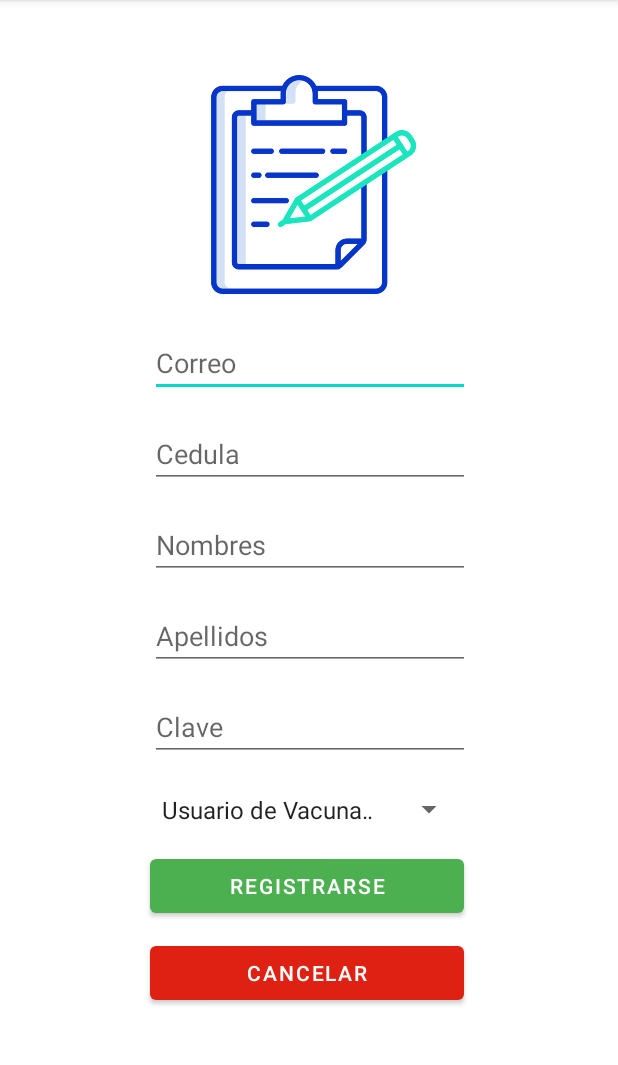
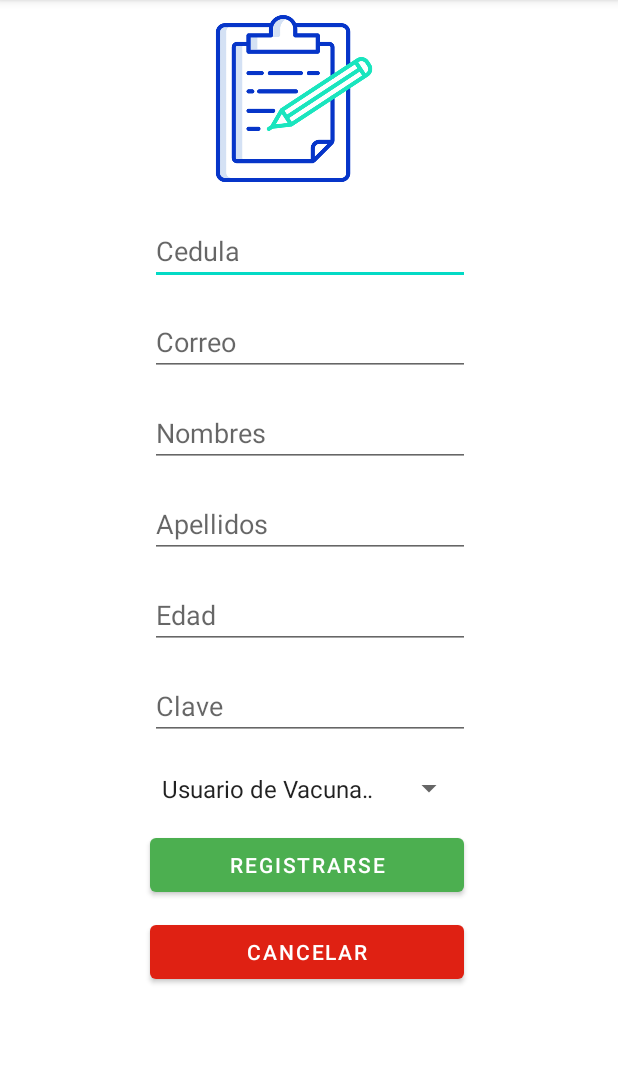
Before and after one commit to J4kio/AppVaCov, an Android app: the screen it shows after launch (Registro), after a tap on "REGISTRATE", on a phone screen of 412 x 824 dp, the part 84-1149 px from its top. Run offline under Robolectric (Android 15) with nearby library versions, the phone set to English and light mode, and no system bars; our stand-ins replace Volley; network calls fail.

Commit message:
Registro

```diff
--- a/app/src/main/AndroidManifest.xml
+++ b/app/src/main/AndroidManifest.xml
@@ -1,10 +1,12 @@
 <?xml version="1.0" encoding="utf-8"?>
 <manifest xmlns:android="http://schemas.android.com/apk/res/android"
     package="com.example.appvacov">
+    <uses-permission android:name="android.permission.INTERNET"></uses-permission>
 
     <application
         android:allowBackup="true"
         android:icon="@mipmap/ic_launcher"
+        android:usesCleartextTraffic="true"
         android:label="@string/app_name"
         android:roundIcon="@mipmap/ic_launcher_round"
         android:supportsRtl="true"
--- a/app/src/main/java/com/example/appvacov/MainActivity.java
+++ b/app/src/main/java/com/example/appvacov/MainActivity.java
@@ -6,22 +6,87 @@ import android.content.Intent;
 import android.os.Bundle;
 import android.view.View;
 import android.widget.Button;
+import android.widget.EditText;
+import android.widget.Toast;
+
+import com.android.volley.AuthFailureError;
+import com.android.volley.Request;
+import com.android.volley.RequestQueue;
+import com.android.volley.Response;
+import com.android.volley.VolleyError;
+import com.android.volley.toolbox.StringRequest;
+import com.android.volley.toolbox.Volley;
+
+import java.util.HashMap;
+import java.util.Map;
 
 public class MainActivity extends AppCompatActivity {
-    Button registrarse;
+    Button btn1,btn2;
+    EditText editText1,editText2;
+
+
     @Override
     protected void onCreate(Bundle savedInstanceState) {
+
+
         super.onCreate(savedInstanceState);
         setContentView(R.layout.activity_main);
 
-        registrarse = (Button)findViewById(R.id.button2);
-        registrarse.setOnClickListener(new View.OnClickListener() {
+        editText1 = (EditText)findViewById(R.id.editText1);
+        editText2 = (EditText)findViewById(R.id.editText2);
+        btn1 = (Button) findViewById(R.id.button1);
+
+        btn1.setOnClickListener(new View.OnClickListener() {
             @Override
             public void onClick(View v) {
-                Intent registrarse = new Intent(MainActivity.this,Registro.class);
-                startActivity(registrarse);
+                validar_usuario("http://192.168.0.227/appvacov/login.php");
+
+
             }
         });
 
+         btn2 = (Button) findViewById(R.id.button2);
+         btn2.setOnClickListener(new View.OnClickListener() {
+        @Override
+        public void onClick(View v) {
+            startActivity(new Intent(MainActivity.this,Registro.class));
+        }
+    });
+
+
     }
+    private void validar_usuario(String URL){
+        StringRequest stringRequest = new StringRequest(Request.Method.POST, URL, new Response.Listener<String>(){
+            @Override
+            public void onResponse (String Response){
+
+                if(!Response.isEmpty()) {
+                    Toast.makeText(getApplicationContext(), "Log In", Toast.LENGTH_SHORT).show();
+                }
+                else {
+                    Toast.makeText(getApplicationContext(), "Usuario o Clave Incorrecto", Toast.LENGTH_SHORT).show();
+                }
+            }
+        }, new Response.ErrorListener(){
+
+            @Override
+            public void onErrorResponse (VolleyError error) {
+                Toast.makeText(getApplicationContext(), error.toString(), Toast.LENGTH_SHORT).show();
+            }
+
+        }) {
+            @Override
+            protected Map<String, String> getParams() throws AuthFailureError {
+                Map<String, String> parametros = new HashMap<String, String>();
+                parametros.put("cedula", editText1.getText().toString());
+                parametros.put("clave", editText2.getText().toString());
+                return parametros;
+            }
+
+        };
+        RequestQueue requestQueue = Volley.newRequestQueue(this);
+        requestQueue.add(stringRequest);
+
+    }
+
 }
--- a/app/src/main/java/com/example/appvacov/Registro.java
+++ b/app/src/main/java/com/example/appvacov/Registro.java
@@ -2,25 +2,98 @@ package com.example.appvacov;
 
 import androidx.appcompat.app.AppCompatActivity;
 
+import android.content.ContentValues;
+import android.content.Context;
 import android.content.Intent;
 import android.os.Bundle;
 import android.view.View;
 import android.widget.Button;
+import android.widget.EditText;
+
+import android.widget.Spinner;
+import android.widget.Toast;
+
+import com.android.volley.AuthFailureError;
+import com.android.volley.Request;
+import com.android.volley.RequestQueue;
+import com.android.volley.Response;
+import com.android.volley.VolleyError;
+import com.android.volley.toolbox.StringRequest;
+import com.android.volley.toolbox.Volley;
+
+import java.util.HashMap;
+import java.util.Map;
 
 public class Registro extends AppCompatActivity {
-    Button cancelar;
+    Button registrar, cancelar;
+    EditText editText1,editText2,editText3,editText4,editText5,editText6;
+    Spinner spinner1;
     @Override
     protected void onCreate(Bundle savedInstanceState) {
         super.onCreate(savedInstanceState);
         setContentView(R.layout.activity_registro);
-        cancelar = (Button)findViewById(R.id.button2);
+
+        editText1 = (EditText)findViewById(R.id.editText1);
+        editText2 = (EditText)findViewById(R.id.editText2);
+        editText3 = (EditText)findViewById(R.id.editText3);
+        editText4 = (EditText)findViewById(R.id.editText4);
+        editText5 = (EditText)findViewById(R.id.editText5);
+        editText6 = (EditText)findViewById(R.id.editText6);
+        registrar = (Button) findViewById(R.id.button1);
+        spinner1= (Spinner)findViewById(R.id.spinner1);
+        cancelar = (Button) findViewById(R.id.button2);
+
+
+        registrar.setOnClickListener(new View.OnClickListener() {
+            @Override
+            public void onClick(View v) {
+                ejecutarServicio("http://192.168.0.227/appvacov/registro.php");
+            }
+        });
+
+        cancelar = (Button) findViewById(R.id.button2);
         cancelar.setOnClickListener(new View.OnClickListener() {
             @Override
             public void onClick(View v) {
-                Intent cancelar = new Intent(Registro.this,MainActivity.class);
-                startActivity(cancelar);
+                startActivity(new Intent(Registro.this,MainActivity.class));
             }
         });
+
+
     }
+    private void ejecutarServicio(String URL){
+        StringRequest stringRequest = new StringRequest(Request.Method.POST, URL, new Response.Listener<String>(){
+            @Override
+            public void onResponse (String Response){
+            Toast.makeText(getApplicationContext(),"Usuario Registrado", Toast.LENGTH_SHORT).show();
 
-}
+            }
+        }, new Response.ErrorListener(){
+
+            @Override
+            public void onErrorResponse (VolleyError error) {
+                Toast.makeText(getApplicationContext(), error.toString(), Toast.LENGTH_SHORT).show();
+            }
+
+        }) {
+            @Override
+            protected Map<String, String> getParams() throws AuthFailureError{
+            Map<String, String> parametros = new HashMap<String, String>();
+                parametros.put("cedula", editText1.getText().toString());
+                parametros.put("correo", editText2.getText().toString());
+                parametros.put("nombres", editText3.getText().toString());
+                parametros.put("apellidos", editText4.getText().toString());
+                parametros.put("clave", editText6.getText().toString());
+                parametros.put("usuario", spinner1.getSelectedItem().toString());
+                parametros.put("edad", editText5.getText().toString());
+                return parametros;
+                }
+
+        };
+        RequestQueue requestQueue = Volley.newRequestQueue(this);
+        requestQueue.add(stringRequest);
+        }
+
+
+
+    }
--- a/app/src/main/res/layout/activity_main.xml
+++ b/app/src/main/res/layout/activity_main.xml
@@ -20,13 +20,13 @@
 
     <EditText
         android:id="@+id/editText1"
-        android:inputType="textEmailAddress"
+        android:inputType="number"
         android:layout_width="wrap_content"
         android:layout_height="wrap_content"
         android:layout_marginLeft="100dp"
         android:layout_marginTop="50dp"
         android:ems="10"
-        android:hint="@string/Correo"
+        android:hint="@string/Cedula"
      />
 
     <EditText
--- a/app/src/main/res/layout/activity_registro.xml
+++ b/app/src/main/res/layout/activity_registro.xml
@@ -10,29 +10,32 @@
 
     <ImageView
         android:id="@+id/imageView1"
-        android:layout_marginTop="50dp"
+        android:layout_width="132dp"
+        android:layout_height="111dp"
         android:layout_marginLeft="130dp"
-        android:layout_width="158dp"
-        android:layout_height="146dp"
+        android:layout_marginTop="10dp"
         app:srcCompat="@drawable/portapapeles" />
+
+
     <EditText
         android:id="@+id/editText1"
-        android:inputType="textEmailAddress"
         android:layout_width="wrap_content"
         android:layout_height="wrap_content"
         android:layout_marginLeft="100dp"
         android:layout_marginTop="23dp"
         android:ems="10"
-        android:hint="@string/Correo" />
+        android:hint="@string/Cedula"
+        android:inputType="number" />
     <EditText
         android:id="@+id/editText2"
-        android:inputType="number"
+        android:inputType="textEmailAddress"
         android:layout_width="wrap_content"
         android:layout_height="wrap_content"
         android:layout_marginLeft="100dp"
         android:layout_marginTop="15dp"
         android:ems="10"
-        android:hint="@string/Cedula" />
+        android:hint="@string/Correo" />
+
     <EditText
         android:id="@+id/editText3"
         android:inputType="text"
@@ -54,6 +57,15 @@
         android:hint="@string/Apellidos"/>
     <EditText
         android:id="@+id/editText5"
+        android:layout_width="wrap_content"
+        android:layout_height="wrap_content"
+        android:layout_marginLeft="100dp"
+        android:layout_marginTop="15dp"
+        android:ems="10"
+        android:hint="@string/Edad"
+        android:inputType="number" />
+    <EditText
+        android:id="@+id/editText6"
         android:inputType="textPassword"
         android:layout_width="wrap_content"
         android:layout_height="wrap_content"
@@ -63,7 +75,7 @@
         android:hint="@string/Clave" />
 
     <Spinner
-        android:id="@+id/spinner"
+        android:id="@+id/spinner1"
         android:entries="@array/tipo_usuario"
         android:drawSelectorOnTop="true"
         android:layout_width="210dp"
@@ -89,6 +101,4 @@
         android:text="Cancelar"
         app:backgroundTint="#DF2113" />
 
-
-
 </LinearLayout>
--- a/app/src/main/res/values/strings.xml
+++ b/app/src/main/res/values/strings.xml
@@ -2,6 +2,7 @@
     <string name="app_name">AppVaCov</string>
     <string name="Correo">Correo</string>
     <string name="Clave">Clave</string>
+    <string name="Edad">Edad</string>
     <string name="Nombres">Nombres</string>
     <string name="Apellidos">Apellidos</string>
     <string name="Cedula">Cedula</string>
--- a/build.gradle
+++ b/build.gradle
@@ -6,6 +6,7 @@ buildscript {
     }
     dependencies {
         classpath "com.android.tools.build:gradle:4.1.2"
+
 
         // NOTE: Do not place your application dependencies here; they belong
         // in the individual module build.gradle files
```
Also changed, not shown: app/build.gradle (+8 -6 lines), gradle/wrapper/gradle-wrapper.properties.
